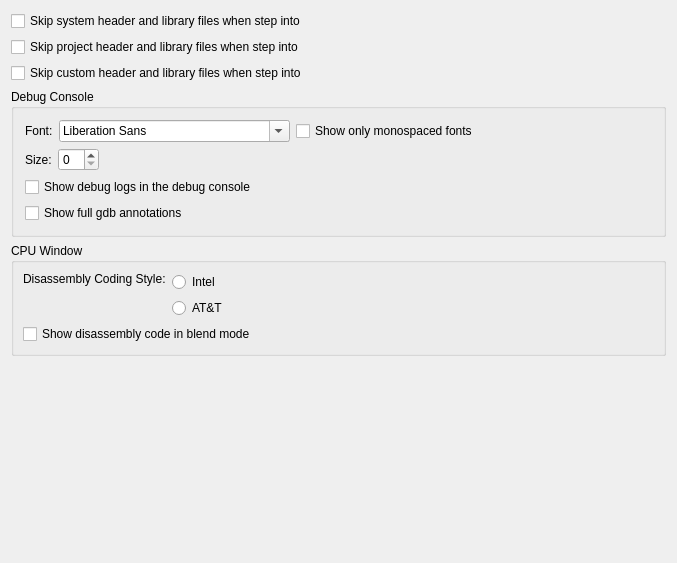
Above: RedPandaIDE/settingsdialog/debuggeneralwidget.ui from royqh1979/RedPanda-CPP before the change. Below: the same form after it.
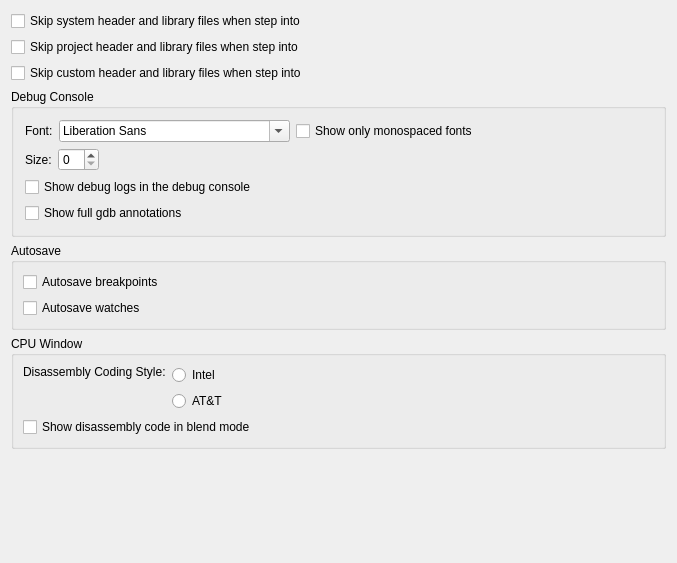
That is the form after the change.

Commit message: - enhancement: autosave/load bookmarks  - enhancement: autosave/load breakpoints  - enhancement: autosave/load watches

The edit to the form file:
```diff
--- a/RedPandaIDE/settingsdialog/debuggeneralwidget.ui
+++ b/RedPandaIDE/settingsdialog/debuggeneralwidget.ui
@@ -159,6 +159,29 @@
      </layout>
     </widget>
    </item>
+   <item>
+    <widget class="QGroupBox" name="groupBox_2">
+     <property name="title">
+      <string>Autosave</string>
+     </property>
+     <layout class="QVBoxLayout" name="verticalLayout_3">
+      <item>
+       <widget class="QCheckBox" name="chkAutosaveBreakpoints">
+        <property name="text">
+         <string>Autosave breakpoints</string>
+        </property>
+       </widget>
+      </item>
+      <item>
+       <widget class="QCheckBox" name="chkAutosaveWatches">
+        <property name="text">
+         <string>Autosave watches</string>
+        </property>
+       </widget>
+      </item>
+     </layout>
+    </widget>
+   </item>
    <item>
     <widget class="QGroupBox" name="groupBox_3">
      <property name="title">
```
The commit also changes 21 other files.
